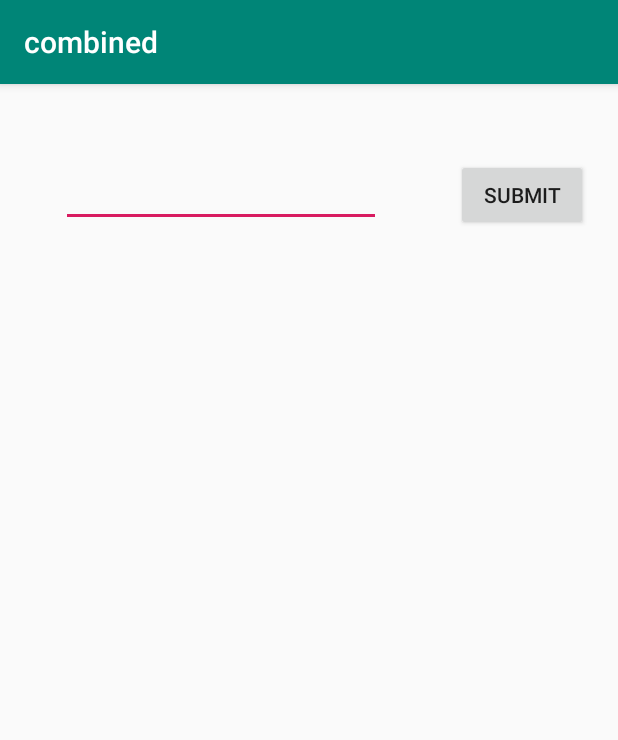
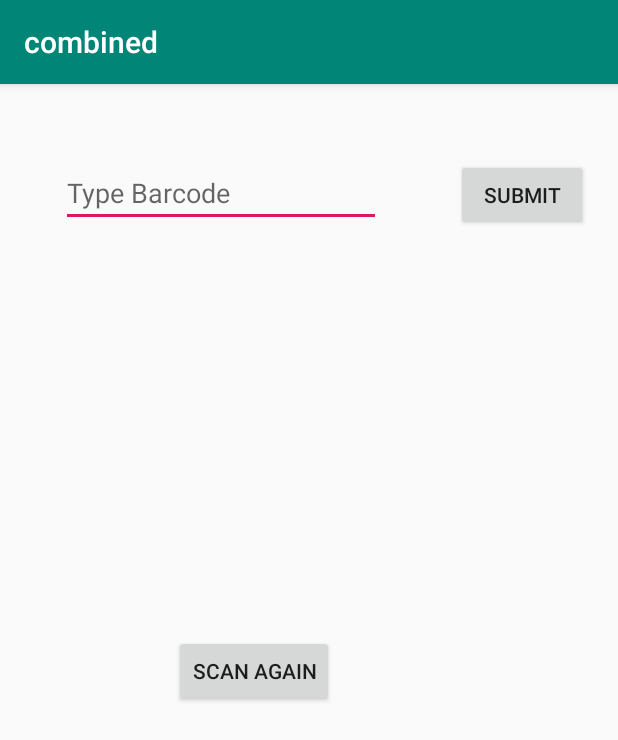
Before and after one commit to SteGaff7/SustainlyApp, an Android app: the EnterBarcodeActivity screen opened directly, with no data from a screen before it, on a phone screen of 412 x 824 dp. Shown: the top 740 px of the screen. Run offline under Robolectric (Android 15) with nearby library versions, the phone set to English and light mode, and no system bars.

Commit message:
enter barcode scan again button

```diff
--- a/app/src/main/res/layout/activity_enter_barcode.xml
+++ b/app/src/main/res/layout/activity_enter_barcode.xml
@@ -16,6 +16,8 @@
         android:layout_marginEnd="30dp"
         android:layout_marginRight="30dp"
         android:ems="10"
+        android:hint="@string/EnterBarcode"
+        android:importantForAutofill="no"
         android:inputType="textPersonName"
         app:layout_constraintEnd_toStartOf="@+id/Submit"
         app:layout_constraintStart_toStartOf="parent"
@@ -28,7 +30,18 @@
         android:layout_marginTop="50dp"
         android:layout_marginEnd="20dp"
         android:layout_marginRight="20dp"
-        android:text="Submit"
+        android:text="@string/submit"
         app:layout_constraintEnd_toEndOf="parent"
         app:layout_constraintTop_toTopOf="parent" />
+
+    <Button
+        android:id="@+id/scan_again"
+        android:layout_width="wrap_content"
+        android:layout_height="wrap_content"
+        android:layout_marginStart="116dp"
+        android:layout_marginLeft="116dp"
+        android:layout_marginTop="272dp"
+        android:text="@string/scan_again"
+        app:layout_constraintStart_toStartOf="parent"
+        app:layout_constraintTop_toBottomOf="@+id/enterText" />
 </androidx.constraintlayout.widget.ConstraintLayout>
--- a/app/src/main/res/values/strings.xml
+++ b/app/src/main/res/values/strings.xml
@@ -6,4 +6,6 @@
     <string name="Fact3">Some fact about product</string>
     <string name="Fact1">First fact</string>
     <string name="Fact2">Second fact</string>
+    <string name="scan_again">Scan Again</string>
+    <string name="submit">Submit</string>
 </resources>
```
